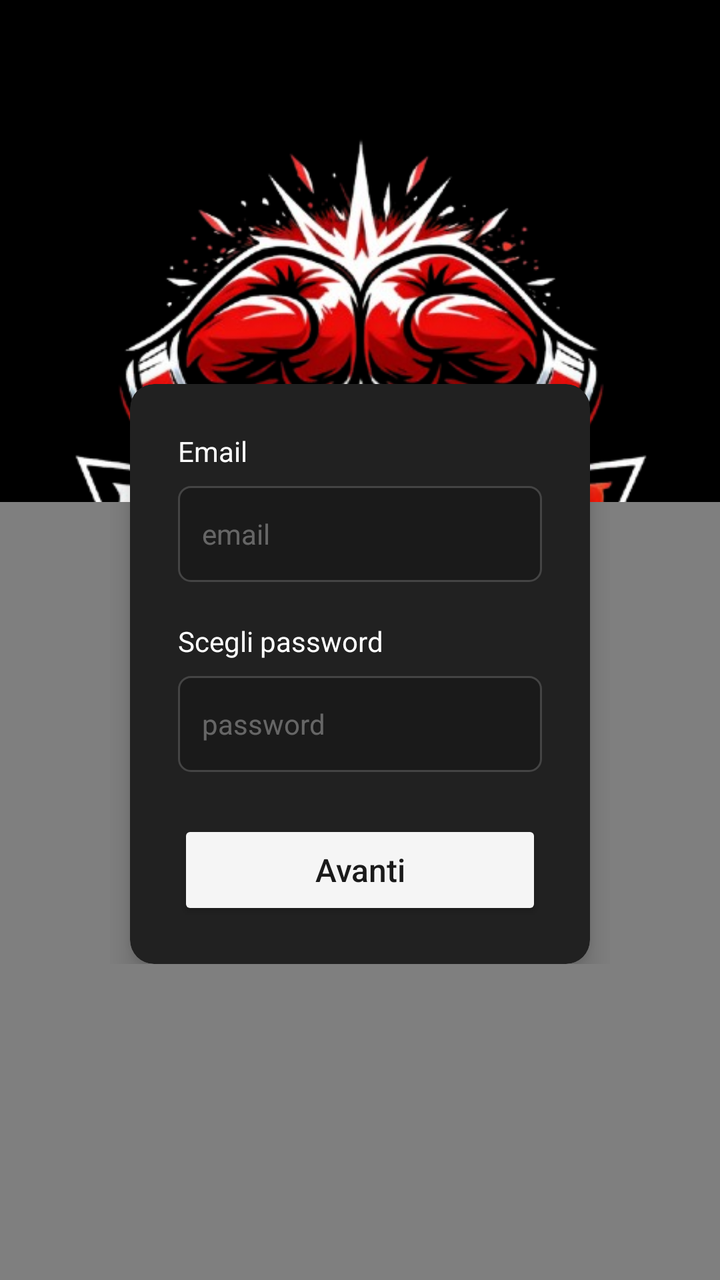
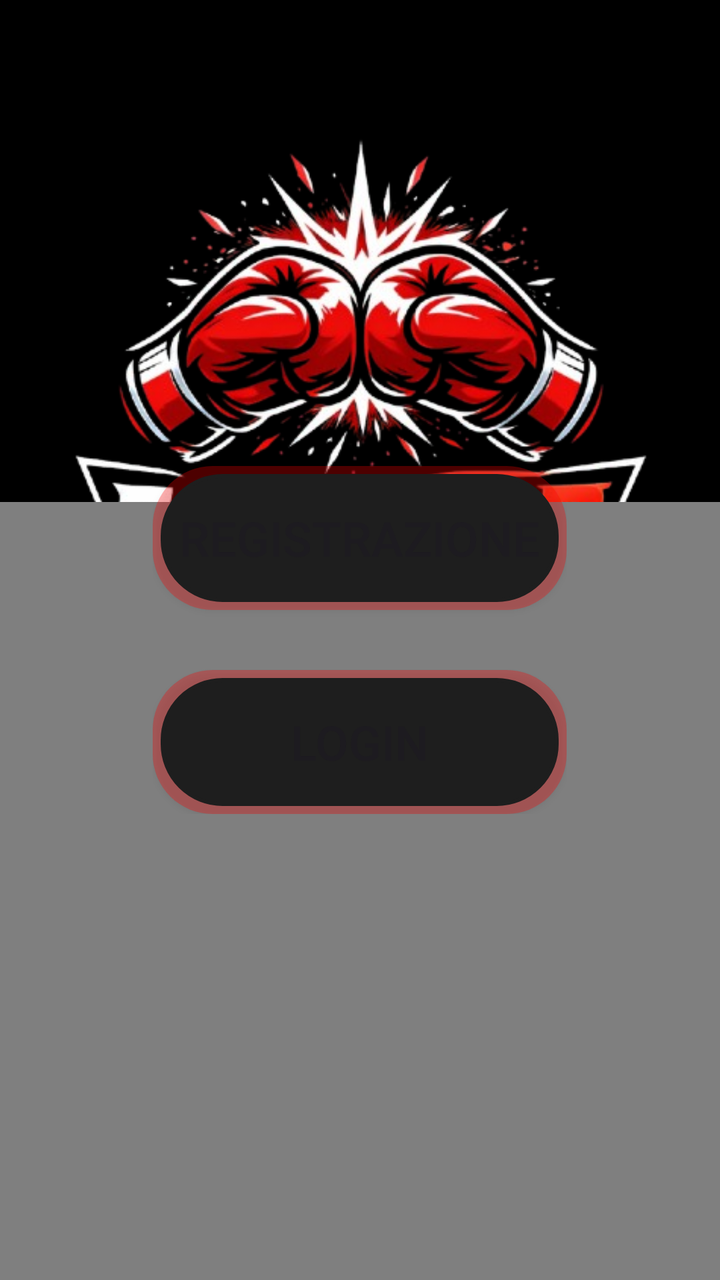

Screens rendered from an Android XML layout before and after an edit, with the pre-edit source and the edit as a unified diff.
<!-- AndroidManifest.xml: application theme Theme.FightHub -->
<!-- res/layout/activity_login.xml -->
<?xml version="1.0" encoding="utf-8"?>
<androidx.constraintlayout.widget.ConstraintLayout xmlns:android="http://schemas.android.com/apk/res/android"
    xmlns:app="http://schemas.android.com/apk/res-auto"
    xmlns:tools="http://schemas.android.com/tools"
    android:id="@+id/main"
    android:layout_width="match_parent"
    android:layout_height="match_parent"
    android:background="#000000"
    android:backgroundTint="@color/black"
    tools:context=".LoginActivity">

    <ImageView
        android:id="@+id/imageView3"
        android:layout_width="379dp"
        android:layout_height="407dp"
        app:layout_constraintBottom_toBottomOf="parent"
        app:layout_constraintEnd_toEndOf="parent"
        app:layout_constraintStart_toStartOf="parent"
        app:layout_constraintTop_toTopOf="parent"
        app:layout_constraintVertical_bias="0.0"
        app:srcCompat="@drawable/logo_fighthub" />

    <VideoView
        android:id="@+id/videoView"
        android:layout_width="415dp"
        android:layout_height="389dp"
        app:layout_constraintBottom_toBottomOf="parent"
        app:layout_constraintEnd_toEndOf="parent"
        app:layout_constraintHorizontal_bias="0.0"
        app:layout_constraintStart_toStartOf="parent"
        app:layout_constraintTop_toTopOf="parent"
        app:layout_constraintVertical_bias="1.0" />

    <FrameLayout
        android:layout_width="250dp"
        android:layout_height="436dp"
        app:layout_constraintBottom_toBottomOf="parent"
        app:layout_constraintEnd_toEndOf="parent"
        app:layout_constraintStart_toStartOf="parent"
        app:layout_constraintTop_toTopOf="@+id/imageView3">

        <LinearLayout
            android:id="@+id/layout_bottoni"
            android:layout_width="wrap_content"
            android:layout_height="wrap_content"
            android:layout_gravity="center"
            android:gravity="center"
            android:orientation="vertical"
            android:visibility="gone">

            <Button
                android:id="@+id/button_registrazione"
                android:layout_width="207dp"
                android:layout_height="72dp"
                android:layout_marginBottom="30dp"
                android:background="@drawable/button_glow"
                android:foreground="?attr/selectableItemBackground"
                android:text="Registrazione"
                android:textSize="24sp"
                app:backgroundTint="@null" />

            <Button
                android:id="@+id/button_login"
                android:layout_width="207dp"
                android:layout_height="72dp"
                android:background="@drawable/button_glow"
                android:foreground="?attr/selectableItemBackground"
                android:text="Login"
                android:textSize="24sp"
                app:backgroundTint="@null" />

        </LinearLayout>

        <LinearLayout
            android:id="@+id/container_form"
            android:layout_width="match_parent"
            android:layout_height="380dp"
            android:orientation="vertical"
            android:visibility="visible">

            <androidx.cardview.widget.CardView
                android:id="@+id/layout_form_registrazione"
                android:layout_width="match_parent"
                android:layout_height="wrap_content"
                android:layout_gravity="center"
                android:layout_marginTop="90dp"
                android:layout_marginStart="10dp"
                android:layout_marginEnd="10dp"
                android:visibility="visible"
                app:cardBackgroundColor="#212121"
                app:cardCornerRadius="12dp"
                app:cardElevation="8dp">

                <LinearLayout
                    android:layout_width="match_parent"
                    android:layout_height="wrap_content"
                    android:orientation="vertical"
                    android:padding="24dp">

                    <TextView
                        android:layout_width="wrap_content"
                        android:layout_height="wrap_content"
                        android:layout_marginBottom="8dp"
                        android:text="Email"
                        android:textColor="#FFFFFF"
                        android:textSize="14sp" />

                    <EditText
                        android:id="@+id/register_email"
                        android:layout_width="match_parent"
                        android:layout_height="48dp"
                        android:background="@drawable/edittext_border_style"
                        android:hint="email"
                        android:inputType="textEmailAddress"
                        android:paddingStart="12dp"
                        android:paddingEnd="12dp"
                        android:textColor="#FFFFFF"
                        android:textColorHint="#55FFFFFF"
                        android:textSize="14sp" />

                    <TextView
                        android:layout_width="wrap_content"
                        android:layout_height="wrap_content"
                        android:layout_marginTop="20dp"
                        android:layout_marginBottom="8dp"
                        android:text="Scegli password"
                        android:textColor="#FFFFFF"
                        android:textSize="14sp" />

                    <EditText
                        android:id="@+id/register_password"
                        android:layout_width="match_parent"
                        android:layout_height="48dp"
                        android:background="@drawable/edittext_border_style"
                        android:hint="password"
                        android:inputType="textPassword"
                        android:paddingStart="12dp"
                        android:paddingEnd="12dp"
                        android:textColor="#FFFFFF"
                        android:textColorHint="#55FFFFFF"
                        android:textSize="14sp" />

                    <Button
                        android:id="@+id/btn_conferma_registrazione"
                        android:layout_width="match_parent"
                        android:layout_height="50dp"
                        android:layout_marginTop="24dp"
                        android:backgroundTint="#F5F5F5"
                        android:text="Avanti"
                        android:textAllCaps="false"
                        android:textColor="#1A1A1A"
                        android:textSize="16sp"
                        app:cornerRadius="8dp" />
                </LinearLayout>
            </androidx.cardview.widget.CardView>
        </LinearLayout>

    </FrameLayout>

</androidx.constraintlayout.widget.ConstraintLayout>
<!-- resources referenced by this layout -->
<resources>
  <color name="black">#FF000000</color>
  <!-- drawable button_glow (drawable) -->
  <layer-list xmlns:android="http://schemas.android.com/apk/res/android">
      <item>
          <shape android:shape="rectangle">
              <padding android:bottom="4dp" android:left="4dp" android:right="4dp" android:top="4dp" />
              <corners android:radius="30dp" />
              <solid android:color="#4DFF0000" /> </shape>
      </item>
  
      <item>
          <shape android:shape="rectangle">
              <corners android:radius="30dp" />
              <solid android:color="#1E1E1E" /> <stroke android:width="2dp" android:color="#1E1E1E" /> </shape>
      </item>
  </layer-list>
  <!-- drawable edittext_border_style (drawable) -->
  <?xml version="1.0" encoding="utf-8"?>
  <shape xmlns:android="http://schemas.android.com/apk/res/android">
      <solid android:color="#1A1A1A" />
  
      <stroke
          android:width="1dp"
          android:color="#444444" />
  
      <corners android:radius="6dp" />
  </shape>
  <!-- drawable logo_fighthub: png bitmap (drawable, 190031 bytes) -->
  <style name="Theme.FightHub" parent="Base.Theme.FightHub" />
  <style name="Base.Theme.FightHub" parent="Theme.Material3.DayNight.NoActionBar">
          
          
      </style>
</resources>

<!-- the commit's change to res/layout/activity_login.xml (unified diff, before → after) -->
@@ -46,7 +46,7 @@
             android:layout_gravity="center"
             android:gravity="center"
             android:orientation="vertical"
-            android:visibility="gone">
+            android:visibility="visible">
 
             <Button
                 android:id="@+id/button_registrazione"
@@ -72,14 +72,14 @@
         </LinearLayout>
 
         <LinearLayout
-            android:id="@+id/container_form"
+            android:id="@+id/layout_form_registrazione"
             android:layout_width="match_parent"
             android:layout_height="380dp"
             android:orientation="vertical"
-            android:visibility="visible">
+            android:visibility="gone">
 
             <androidx.cardview.widget.CardView
-                android:id="@+id/layout_form_registrazione"
+                android:id="@+id/layout_registrazione"
                 android:layout_width="match_parent"
                 android:layout_height="wrap_content"
                 android:layout_gravity="center"
@@ -155,6 +155,98 @@
             </androidx.cardview.widget.CardView>
         </LinearLayout>
 
+        <LinearLayout
+            android:id="@+id/layout_form_login"
+            android:layout_width="match_parent"
+            android:layout_height="430dp"
+            android:orientation="vertical"
+            android:visibility="gone">
+            <androidx.cardview.widget.CardView
+                android:id="@+id/layout_login"
+                android:layout_width="match_parent"
+                android:layout_height="wrap_content"
+                android:layout_gravity="center"
+                android:layout_marginTop="90dp"
+                android:layout_marginStart="10dp"
+                android:layout_marginEnd="10dp"
+                app:cardBackgroundColor="#212121"
+                app:cardCornerRadius="12dp"
+                app:cardElevation="8dp"
+                android:visibility="visible">
+                <LinearLayout
+                android:layout_width="match_parent"
+                android:layout_height="wrap_content"
+                android:orientation="vertical"
+                android:padding="24dp">
+
+                <TextView
+                    android:layout_width="wrap_content"
+                    android:layout_height="wrap_content"
+                    android:text="Accedi"
+                    android:textColor="#FFFFFF"
+                    android:textSize="18sp"
+                    android:textStyle="bold"
+                    android:layout_marginBottom="20dp"/>
+
+                <TextView
+                    android:layout_width="wrap_content"
+                    android:layout_height="wrap_content"
+                    android:text="Email"
+                    android:textColor="#FFFFFF"
+                    android:textSize="14sp"
+                    android:layout_marginBottom="8dp"/>
+
+                <EditText
+                    android:id="@+id/login_email_input"
+                    android:layout_width="match_parent"
+                    android:layout_height="48dp"
+                    android:hint="inserisci la tua email"
+                    android:textColorHint="#55FFFFFF"
+                    android:textColor="#FFFFFF"
+                    android:textSize="14sp"
+                    android:inputType="textEmailAddress"
+                    android:paddingStart="12dp"
+                    android:paddingEnd="12dp"
+                    android:background="@drawable/edittext_border_style" />
+
+                <TextView
+                    android:layout_width="wrap_content"
+                    android:layout_height="wrap_content"
+                    android:text="Password"
+                    android:textColor="#FFFFFF"
+                    android:textSize="14sp"
+                    android:layout_marginTop="20dp"
+                    android:layout_marginBottom="8dp"/>
+
+                <EditText
+                    android:id="@+id/login_password_input"
+                    android:layout_width="match_parent"
+                    android:layout_height="48dp"
+                    android:hint="password"
+                    android:textColorHint="#55FFFFFF"
+                    android:textColor="#FFFFFF"
+                    android:textSize="14sp"
+                    android:inputType="textPassword"
+                    android:paddingStart="12dp"
+                    android:paddingEnd="12dp"
+                    android:background="@drawable/edittext_border_style" />
+
+                <Button
+                    android:id="@+id/btn_conferma_login"
+                    android:layout_width="match_parent"
+                    android:layout_height="50dp"
+                    android:layout_marginTop="24dp"
+                    android:text="Entra"
+                    android:textAllCaps="false"
+                    android:textColor="#1A1A1A"
+                    android:textSize="16sp"
+                    android:backgroundTint="#F5F5F5"
+                    app:cornerRadius="8dp" />
+
+        </LinearLayout>
+        </androidx.cardview.widget.CardView>
+        </LinearLayout>
+
     </FrameLayout>
 
 </androidx.constraintlayout.widget.ConstraintLayout>
